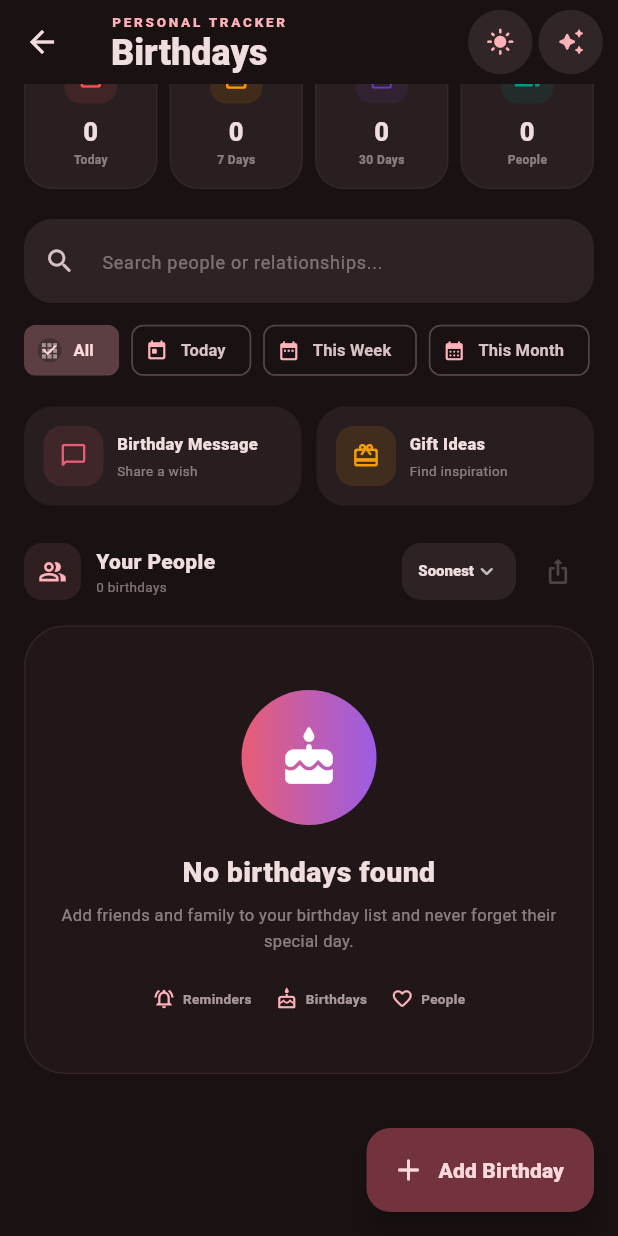
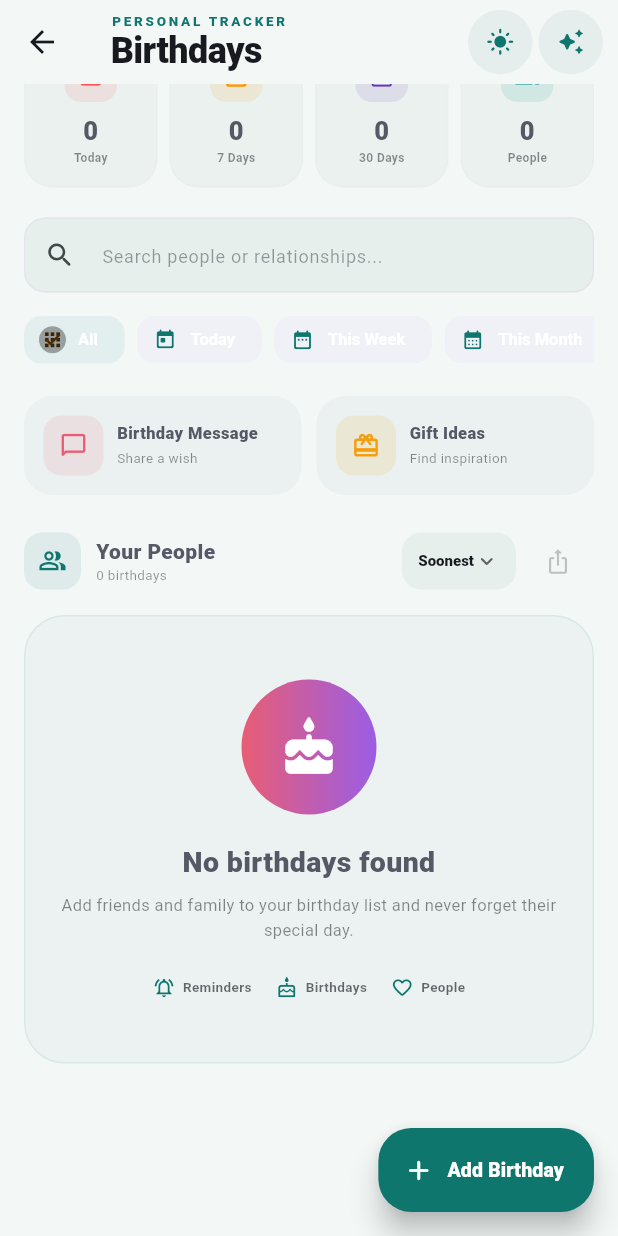
Before and after one commit to snehithtoomove19-lab/personal_tracker, a Flutter app: the BirthdayContactsScreen screen opened directly, scrolled down 251 dp, after a tap on the "dark mode" icon, on a phone screen of 412 x 824 dp. Run offline on Flutter 3.47's test engine with Material 3 defaults, Android fonts, the phone set to English and light mode, and no system bars; our stand-ins replace flutter_local_notifications, flutter_secure_storage, flutter_timezone, share_plus, shared_preferences, speech_to_text and 2 more; accounts and stored records are empty.

Commit message:
Unify app theme and add calendar birthdays
Co-authored-by: Copilot <223556219+Copilot@users.noreply.github.com>

```diff
--- a/lib/main.dart
+++ b/lib/main.dart
@@ -364,12 +364,13 @@ class _RootShellState extends State<RootShell> {
 
   @override
   Widget build(BuildContext context) {
-    final colors = Theme.of(context).colorScheme;
+    final theme = Theme.of(context);
+    final colors = theme.colorScheme;
 
     return Scaffold(
-      backgroundColor: colors.surfaceContainerLowest,
+      backgroundColor: theme.scaffoldBackgroundColor,
       appBar: AppBar(
-        backgroundColor: colors.surfaceContainerLowest,
+        backgroundColor: theme.scaffoldBackgroundColor,
         titleSpacing: 18,
         title: Column(
           crossAxisAlignment: CrossAxisAlignment.start,
--- a/lib/screens/add_goal_screen.dart
+++ b/lib/screens/add_goal_screen.dart
@@ -56,7 +56,7 @@ class _AddGoalScreenState extends State<AddGoalScreen> {
     final bool completed = progress >= 100;
 
     return Scaffold(
-      backgroundColor: colors.surface,
+      backgroundColor: theme.scaffoldBackgroundColor,
       appBar: AppBar(
         elevation: 0,
         title: Text(
--- a/lib/screens/birthday_contacts_screen.dart
+++ b/lib/screens/birthday_contacts_screen.dart
@@ -36,8 +36,6 @@ class _BirthdayContactsScreenState extends State<BirthdayContactsScreen>
   String _selectedFilter = 'All';
   String _sortMode = 'Soonest';
 
-  bool _darkMode = false;
-
   final List<String> _filters = [
     'All',
     'Today',
@@ -123,18 +121,7 @@ class _BirthdayContactsScreenState extends State<BirthdayContactsScreen>
   @override
   Widget build(BuildContext context) {
     final app = AppScope.of(context);
-
-    final baseTheme = Theme.of(context);
-
-    final theme = _darkMode
-        ? ThemeData(
-            brightness: Brightness.dark,
-            useMaterial3: true,
-            colorSchemeSeed: const Color(0xFFE85D75),
-            scaffoldBackgroundColor: const Color(0xFF0B0B10),
-          )
-        : baseTheme;
-
+    final theme = Theme.of(context);
     final colors = theme.colorScheme;
 
     final now = DateTime.now();
@@ -180,10 +167,11 @@ class _BirthdayContactsScreenState extends State<BirthdayContactsScreen>
     return Theme(
       data: theme,
       child: Scaffold(
-        backgroundColor: colors.surface,
+        backgroundColor: theme.scaffoldBackgroundColor,
         appBar: _buildAppBar(
           context,
           colors,
+          app,
         ),
         floatingActionButton: _buildFab(
           context,
@@ -351,11 +339,12 @@ class _BirthdayContactsScreenState extends State<BirthdayContactsScreen>
   PreferredSizeWidget _buildAppBar(
     BuildContext context,
     ColorScheme colors,
+    AppState app,
   ) {
     return AppBar(
       elevation: 0,
       scrolledUnderElevation: 0,
-      backgroundColor: colors.surface.withValues(alpha: .94),
+      backgroundColor: Theme.of(context).scaffoldBackgroundColor,
       surfaceTintColor: Colors.transparent,
       titleSpacing: 18,
       title: Column(
@@ -383,13 +372,11 @@ class _BirthdayContactsScreenState extends State<BirthdayContactsScreen>
       ),
       actions: [
         _AppBarButton(
-          icon: _darkMode ? Icons.light_mode_rounded : Icons.dark_mode_rounded,
-          tooltip: _darkMode ? 'Switch to light mode' : 'Switch to dark mode',
-          onPressed: () {
-            setState(() {
-              _darkMode = !_darkMode;
-            });
-          },
+          icon:
+              app.darkMode ? Icons.light_mode_rounded : Icons.dark_mode_rounded,
+          tooltip:
+              app.darkMode ? 'Switch to light mode' : 'Switch to dark mode',
+          onPressed: () => app.setDarkMode(!app.darkMode),
         ),
         const SizedBox(width: 4),
         _AppBarButton(
--- a/lib/screens/home_screen.dart
+++ b/lib/screens/home_screen.dart
@@ -35,7 +35,7 @@ class HomeScreen extends StatelessWidget {
     final todaySignals = app.todaySignals;
 
     return Scaffold(
-      backgroundColor: colors.surfaceContainerLowest,
+      backgroundColor: theme.scaffoldBackgroundColor,
       floatingActionButton: FloatingActionButton.extended(
         onPressed: () => showQuickAddSheet(context),
         icon: const Icon(Icons.add_rounded),
--- a/lib/screens/lock_screen.dart
+++ b/lib/screens/lock_screen.dart
@@ -85,11 +85,10 @@ class _LockScreenState extends State<LockScreen>
     }
 
     final theme = Theme.of(context);
-    final colors = theme.colorScheme;
     final app = AppScope.of(context);
 
     return Scaffold(
-      backgroundColor: colors.surface,
+      backgroundColor: theme.scaffoldBackgroundColor,
       resizeToAvoidBottomInset: true,
       body: SafeArea(
         child: GestureDetector(
--- a/lib/screens/mood_screen.dart
+++ b/lib/screens/mood_screen.dart
@@ -84,7 +84,10 @@ class _MoodScreenState extends State<MoodScreen> {
 
     final bottomInset = MediaQuery.of(context).padding.bottom;
 
-    return ListView(
+    return Scaffold(
+      backgroundColor: theme.scaffoldBackgroundColor,
+      body: SafeArea(
+        child: ListView(
           padding: EdgeInsets.fromLTRB(
             16,
             14,
@@ -121,6 +124,8 @@ class _MoodScreenState extends State<MoodScreen> {
               colors,
             ),
           ],
+        ),
+      ),
     );
   }
 
--- a/lib/screens/notes_screen.dart
+++ b/lib/screens/notes_screen.dart
@@ -34,8 +34,6 @@ class _NotesScreenState extends State<NotesScreen> {
 
   @override
   Widget build(BuildContext context) {
-    final theme = Theme.of(context);
-    final colors = theme.colorScheme;
     final app = AppScope.of(context);
     final query = _query.trim().toLowerCase();
 
@@ -62,7 +60,7 @@ class _NotesScreenState extends State<NotesScreen> {
     final bottomInset = MediaQuery.of(context).padding.bottom;
 
     return Scaffold(
-      backgroundColor: colors.surface,
+      backgroundColor: Theme.of(context).scaffoldBackgroundColor,
       floatingActionButton: _buildFloatingActionButton(context),
       body: SafeArea(
         bottom: false,
--- a/lib/screens/reminders_screen.dart
+++ b/lib/screens/reminders_screen.dart
@@ -108,11 +108,11 @@ class RemindersScreen extends StatelessWidget {
         upcomingBirthdayContacts.length;
 
     return Scaffold(
-      backgroundColor: colors.surface,
+      backgroundColor: theme.scaffoldBackgroundColor,
       appBar: AppBar(
         elevation: 0,
         scrolledUnderElevation: 0,
-        backgroundColor: colors.surface,
+        backgroundColor: theme.scaffoldBackgroundColor,
         titleSpacing: 20,
         title: const Column(
           crossAxisAlignment: CrossAxisAlignment.start,
--- a/lib/screens/tasks_screen.dart
+++ b/lib/screens/tasks_screen.dart
@@ -166,7 +166,7 @@ class TasksScreen extends StatelessWidget {
     final bottomPadding = MediaQuery.of(context).padding.bottom + 110;
 
     return Scaffold(
-      backgroundColor: colors.surface,
+      backgroundColor: Theme.of(context).scaffoldBackgroundColor,
 
       // ======================================================================
       // FAB
--- a/lib/theme.dart
+++ b/lib/theme.dart
@@ -326,20 +326,20 @@ ThemeData buildAppTheme({
     onSecondaryContainer: generated.onSecondaryContainer,
     tertiary: generated.tertiary,
     onTertiary: generated.onTertiary,
-    surface: generated.surface,
-    onSurface: generated.onSurface,
-    surfaceContainerLowest: generated.surfaceContainerLowest,
-    surfaceContainerLow: generated.surfaceContainerLow,
-    surfaceContainer: generated.surfaceContainer,
-    surfaceContainerHigh: generated.surfaceContainerHigh,
-    surfaceContainerHighest: generated.surfaceContainerHighest,
-    outline: generated.outline,
-    outlineVariant: generated.outlineVariant,
+    surface: base.colorScheme.surface,
+    onSurface: base.colorScheme.onSurface,
+    surfaceContainerLowest: base.colorScheme.surfaceContainerLowest,
+    surfaceContainerLow: base.colorScheme.surfaceContainerLow,
+    surfaceContainer: base.colorScheme.surfaceContainer,
+    surfaceContainerHigh: base.colorScheme.surfaceContainerHigh,
+    surfaceContainerHighest: base.colorScheme.surfaceContainerHighest,
+    outline: base.colorScheme.outline,
+    outlineVariant: base.colorScheme.outlineVariant,
   );
 
   return base.copyWith(
     colorScheme: scheme,
-    scaffoldBackgroundColor: scheme.surfaceContainerLowest,
+    scaffoldBackgroundColor: base.scaffoldBackgroundColor,
     primaryColor: scheme.primary,
     appBarTheme: base.appBarTheme.copyWith(
       foregroundColor: scheme.onSurface,
```
Also changed, not shown: lib/screens/add_task_screen.dart (+4 -4 lines), lib/screens/calendar_screen.dart (+113 -6 lines), 1 other file. Lines whose indentation alone changed are shown as unchanged.
